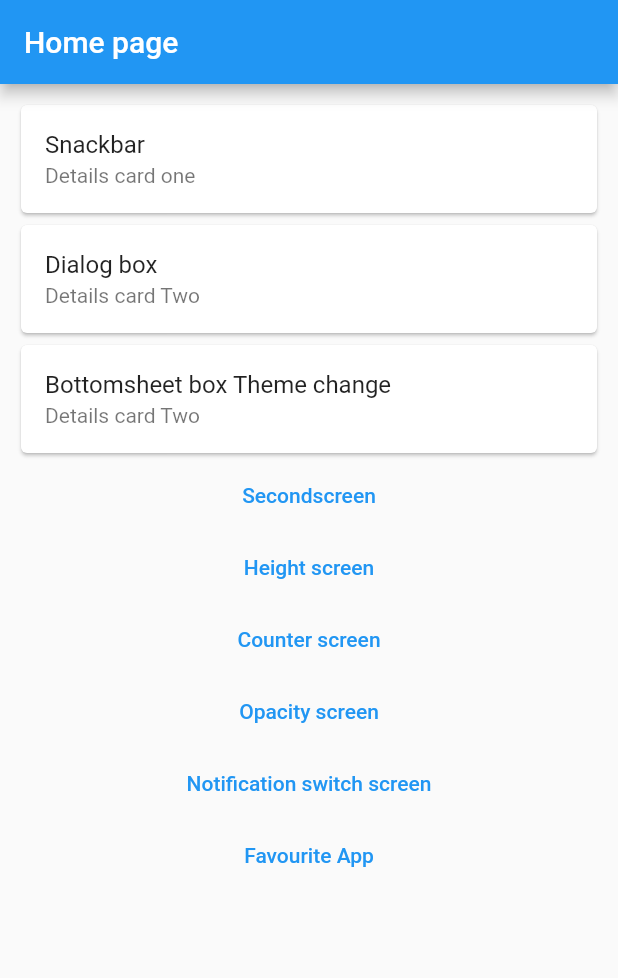
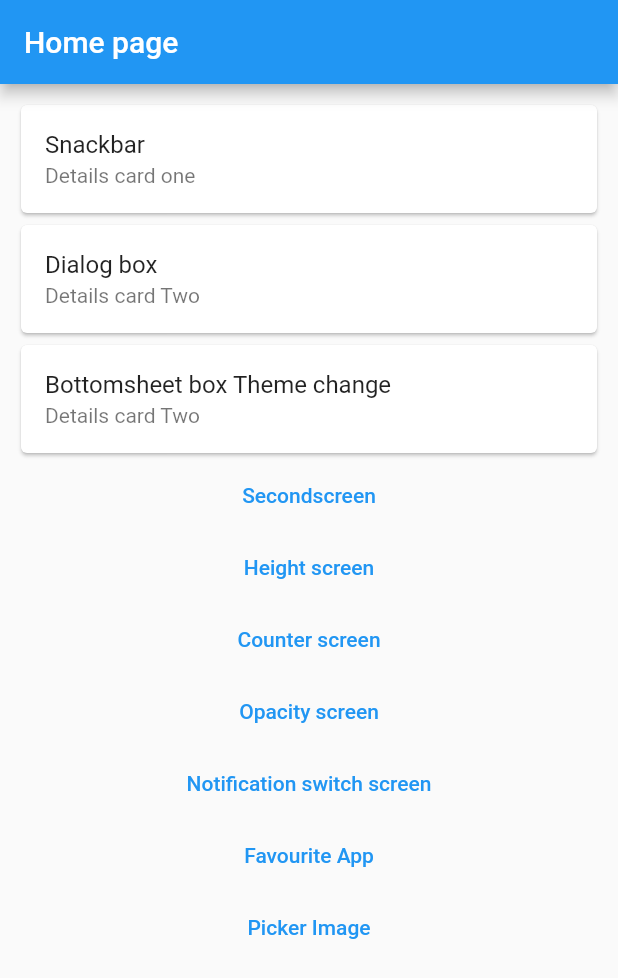
Before and after one commit to MuhammadYousufbhimla/Getx, a Flutter app: the screen it shows after launch, on a phone screen of 412 x 824 dp. Shown: the top 978 px of the screen. Run offline on Flutter 3.47's test engine with Material 2 defaults, Android fonts, the phone set to English and light mode, and no system bars; our stand-ins replace form_field_validator, get, image_picker.

Commit message:
Image Picker  working

```diff
--- a/lib/controller/counter_contoller.dart
+++ b/lib/controller/counter_contoller.dart
@@ -1,4 +1,6 @@
+import 'package:flutter/cupertino.dart';
 import 'package:get/get.dart';
+import 'package:image_picker/image_picker.dart';
 
 
 class countercontrollers extends GetxController{
@@ -7,6 +9,7 @@ class countercontrollers extends GetxController{
   RxBool notification=false.obs;
   RxList <String> fruitlist=["Apple","Mango","Banana","Orange"].obs;
   RxList templist=[].obs;
+  RxString imagepath="".obs;
 
 // Create method counter
   incrementcounter(){
@@ -44,4 +47,16 @@ addtofavourite(String value){
     Get.snackbar('Message ',"Remove Favouite", snackPosition: SnackPosition.BOTTOM);
   print(templist);
  }
+
+// Create method image picker
+
+Future getimage()async{
+   final ImagePicker _picker=ImagePicker();
+   final image=await _picker.pickImage(source: ImageSource.gallery);
+   if(image!=null){
+    imagepath.value=image.path.toString();
+   }
+
 }
+
+}
--- a/lib/homescreen.dart
+++ b/lib/homescreen.dart
@@ -111,6 +111,10 @@ class _HomescreenState extends State<Homescreen> {
             onPressed: (){Get.toNamed('/favourite');
             },
             child: Text("Favourite App")),
+              TextButton(
+            onPressed: (){Get.toNamed('/imagepick');
+            },
+            child: Text("Picker Image")),
 
           ],
 
--- a/lib/main.dart
+++ b/lib/main.dart
@@ -4,6 +4,7 @@ import 'package:getx/countergetx.dart';
 import 'package:getx/favouriteapp.dart';
 import 'package:getx/height&width.dart';
 import 'package:getx/homescreen.dart';
+import 'package:getx/imagepicker.dart';
 import 'package:getx/langugae.dart';
 import 'package:getx/opacity.dart';
 import 'package:getx/secondscreen.dart';
@@ -40,6 +41,7 @@ class _MyAppState extends State<MyApp> {
         GetPage(name: '/opacity',page:()=>opacitycheck()),
         GetPage(name: '/switch',page:()=>switchbtn()),
         GetPage(name: '/favourite',page:()=>favouriteapp()),
+        GetPage(name: '/imagepick',page:()=>pickerimage()),
       ],
     );
   }
--- a/pubspec.yaml
+++ b/pubspec.yaml
@@ -29,6 +29,7 @@ dependencies:
   form_field_validator: ^1.1.0
   shared_preferences: ^2.0.15
   flutter_spinkit: ^5.1.0
+  image_picker: ^0.8.6+2
 
 
 
```
Also changed, not shown: lib/imagepicker.dart (added, +37 -0 lines), pubspec.lock.
